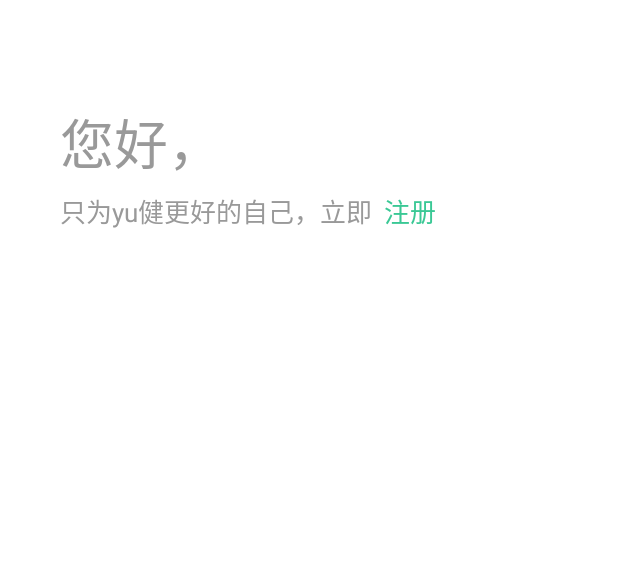
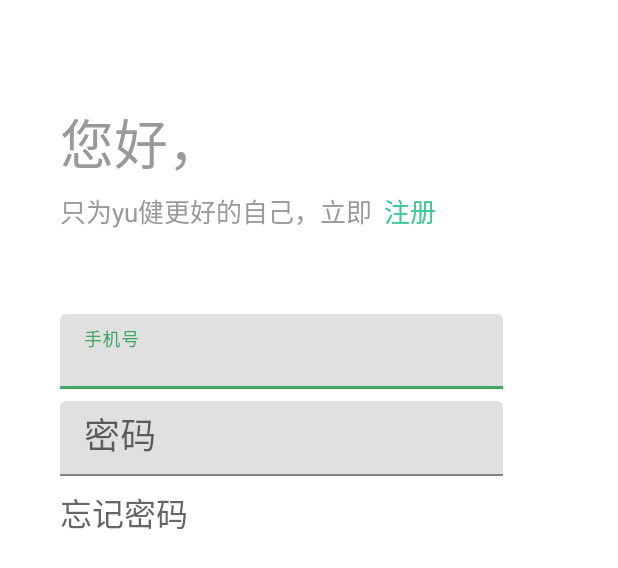
Before and after one commit to thinking123/android-yujian-pro, an Android app: the layout fragment_login.xml on its own in the app's theme, with its tools: preview values and no code run, on a phone screen of 412 x 824 dp. Shown: the top 568 px of the screen. Run offline under Robolectric (Android 15) with nearby library versions, the phone set to English and light mode, and no system bars.

Commit message:
login page

```diff
--- a/app/src/main/res/layout/fragment_login.xml
+++ b/app/src/main/res/layout/fragment_login.xml
@@ -36,12 +36,80 @@
         android:layout_height="wrap_content"
         android:layout_marginTop="9.5dp"
         android:layout_marginLeft="8dp"
-        android:text="注册"
+        android:text="@string/login_btn_register"
         android:textColor="@color/text_link"
         android:textSize="17sp"
         app:layout_constraintStart_toEndOf="@+id/textView3"
         app:layout_constraintTop_toBottomOf="@+id/textView2" />
 
 
+    <android.support.design.widget.TextInputLayout
+        android:id="@+id/textInputLayout"
+        android:layout_width="@dimen/input_text_width"
+        android:layout_height="@dimen/input_text_height"
+        android:layout_marginTop="55dp"
+        android:hint="@string/login_hint_phone"
+        app:layout_constraintStart_toStartOf="@+id/textView2"
+        app:layout_constraintTop_toBottomOf="@+id/textView3">
+
+        <android.support.design.widget.TextInputEditText
+            android:id="@+id/login_phone"
+            android:layout_width="match_parent"
+            android:layout_height="match_parent"
+            android:textSize="@dimen/input_text_size"
+            android:maxLines="1" />
+    </android.support.design.widget.TextInputLayout>
+
+
+    <android.support.design.widget.TextInputLayout
+        android:id="@+id/textInputLayout2"
+        android:layout_width="@dimen/input_text_width"
+        android:layout_height="@dimen/input_text_height"
+        android:layout_marginTop="@dimen/input_text_margin_top"
+        android:hint="@string/login_hint_pw"
+        app:layout_constraintStart_toStartOf="@+id/textInputLayout"
+        app:layout_constraintTop_toBottomOf="@+id/textInputLayout">
+
+        <android.support.design.widget.TextInputEditText
+            android:id="@+id/login_pw"
+            android:layout_width="match_parent"
+            android:layout_height="match_parent"
+            android:textSize="@dimen/input_text_size"
+            android:maxLines="1" />
+    </android.support.design.widget.TextInputLayout>
+
+    <TextView
+        android:id="@+id/login_btn_forget_pw"
+        android:layout_width="wrap_content"
+        android:layout_height="wrap_content"
+        android:layout_marginTop="@dimen/input_text_margin_top"
+        android:text="@string/login_forget_pw"
+        android:textSize="21sp"
+        android:textColor="#666666"
+        app:layout_constraintStart_toStartOf="@+id/textInputLayout2"
+        app:layout_constraintTop_toBottomOf="@+id/textInputLayout2" />
+
+
+    <android.support.design.button.MaterialButton
+        android:layout_width="50dp"
+        android:layout_height="50dp"
+        android:layout_marginLeft="152dp"
+        android:layout_marginTop="239dp"
+        app:cornerRadius="50dp"
+        android:background="@android:color/transparent"
+        style="@style/Widget.MaterialComponents.Button.Icon"
+        app:icon="@drawable/login_btn_wx"
+        app:layout_constraintStart_toStartOf="parent"
+        app:layout_constraintTop_toBottomOf="@+id/textView3" />
+    <!--<com.google.android.material.textfield.TextInputLayout-->
+        <!--android:layout_width="match_parent"-->
+        <!--android:layout_height="wrap_content"-->
+        <!--android:hint="pw">-->
+
+        <!--<com.google.android.material.textfield.TextInputEditText-->
+            <!--android:layout_width="match_parent"-->
+            <!--android:layout_height="wrap_content"/>-->
+
+    <!--</com.google.android.material.textfield.TextInputLayout>-->
 
 </android.support.constraint.ConstraintLayout>
--- a/app/src/main/res/values/dimens.xml
+++ b/app/src/main/res/values/dimens.xml
@@ -1,3 +1,7 @@
 <resources>
 
+    <dimen name="input_text_height">50dp</dimen>
+    <dimen name="input_text_width">295dp</dimen>
+    <dimen name="input_text_margin_top">8dp</dimen>
+    <dimen name="input_text_size">24sp</dimen>
 </resources>
--- a/app/src/main/res/values/strings.xml
+++ b/app/src/main/res/values/strings.xml
@@ -6,5 +6,9 @@
 
     <string name="login_title">您好，</string>
     <string name="login_tip">只为yu健更好的自己，立即</string>
-    <string name="login_register_btn">注册</string>
+    <string name="login_btn_register">注册</string>
+    <string name="login_hint_phone">手机号</string>
+    <string name="login_hint_pw">密码</string>
+    <string name="login_forget_pw">忘记密码</string>
+    <string name="login_btn_login">登录</string>
 </resources>
```
Also changed, not shown: app/src/main/res/drawable/login_btn_wx.png (added).
